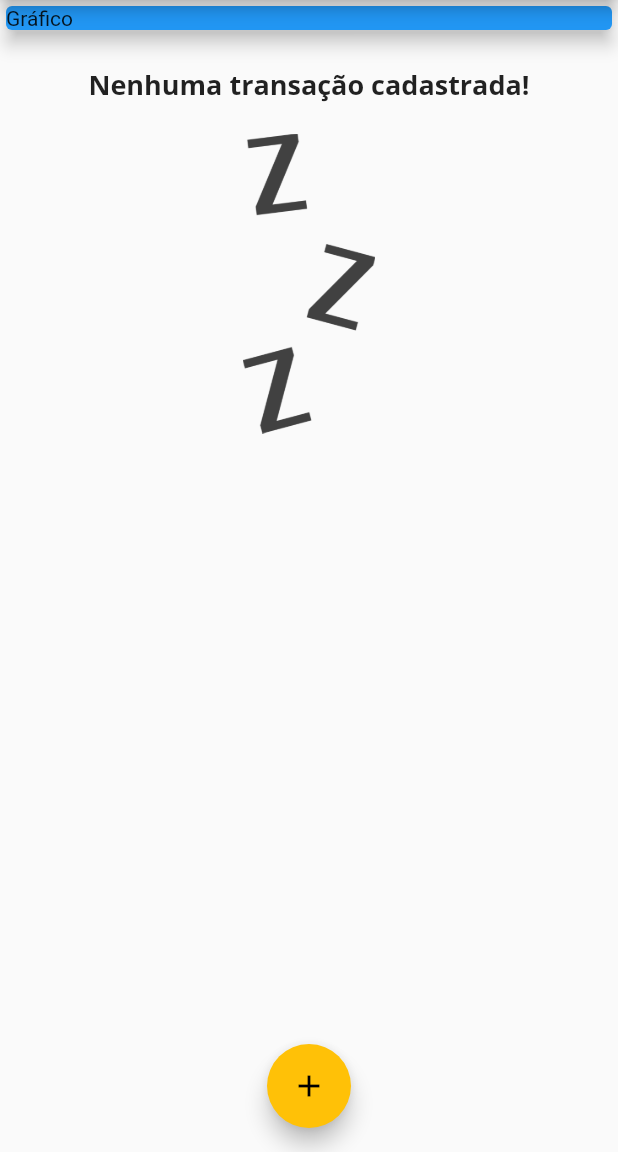
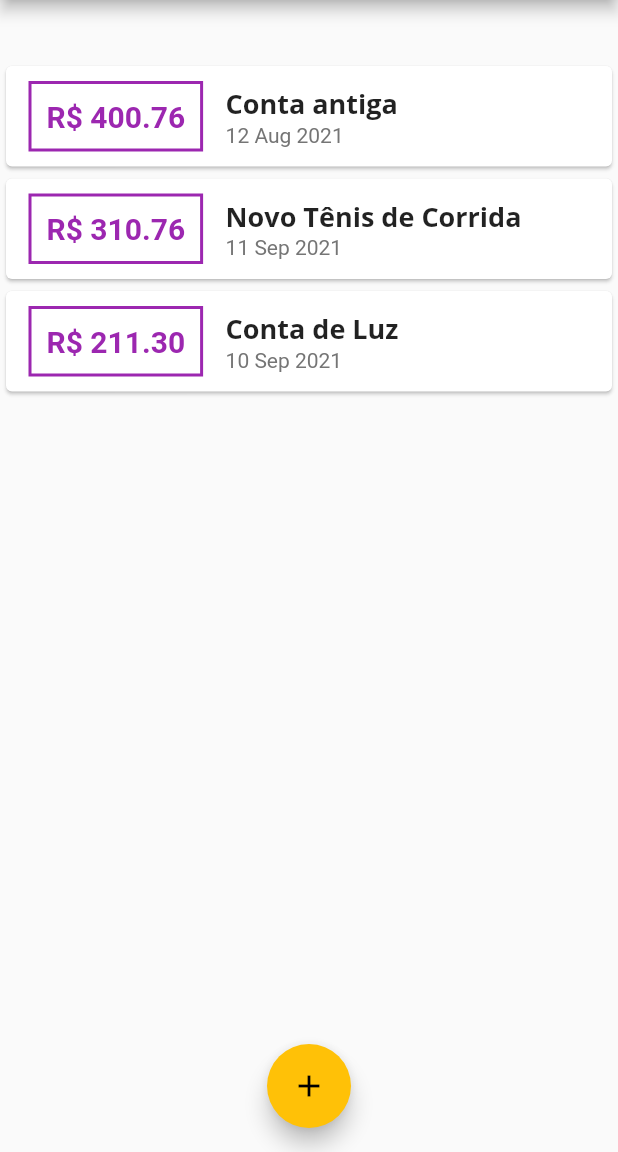
Before and after one commit to EricksonDutra/despesas_pessoais, a Flutter app: the screen it shows after launch, on a phone screen of 412 x 824 dp, the part 84-1236 px from its top. Run offline on Flutter 3.47's test engine with Material 2 defaults, Android fonts, the phone set to English and light mode, and no system bars.

Commit message:
chart I (com erros)

```diff
--- /dev/null
+++ b/lib/components/chart.dart
@@ -0,0 +1,49 @@
+import 'package:expenses/models/transaction.dart';
+import 'package:intl/intl.dart';
+import 'package:flutter/material.dart';
+
+class Chart extends StatelessWidget {
+  final List<Transaction> recentTransaction;
+
+  Chart(this.recentTransaction);
+
+  List<Map<String, Object>> get groupedTransactions {
+    return List.generate(7, (index) {
+      final weedkDay = DateTime.now().subtract(
+        Duration(days: index),
+      );
+
+      double totalSum = 0.0;
+
+      for (var i = 0; i < recentTransaction.length; i++) {
+        bool sameDay = recentTransaction[i].date.day == weedkDay.day;
+        bool sameMonth = recentTransaction[i].date.month == weedkDay.month;
+        bool sameYear = recentTransaction[i].date.year == weedkDay.year;
+
+        if (sameDay && sameMonth && sameYear) {
+          totalSum += recentTransaction[i].value;
+        }
+      }
+
+      print(DateFormat.E().format(weedkDay)[0]);
+      print(totalSum);
+
+      return {
+        'day': DateFormat.E().format(weedkDay)[0],
+        'value': 9.99,
+      };
+    });
+  }
+
+  @override
+  Widget build(BuildContext context) {
+    groupedTransactions;
+    return Card(
+      elevation: 6,
+      margin: EdgeInsets.all(20),
+      child: Row(
+        children: <Widget>[],
+      ),
+    );
+  }
+}
--- a/lib/main.dart
+++ b/lib/main.dart
@@ -1,8 +1,10 @@
+import 'package:expenses/components/chart.dart';
 import 'package:flutter/material.dart';
 
 import 'dart:math';
 import 'components/transaction_form.dart';
 import 'components/transaction_list.dart';
+import 'components/chart.dart';
 import 'models/transaction.dart';
 
 main() => runApp(ExpensesApp());
@@ -39,19 +41,33 @@ class MyHomePage extends StatefulWidget {
 
 class _MyHomePageState extends State<MyHomePage> {
   final List<Transaction> _transactions = [
-    // Transaction(
-    //   id: 't1',
-    //   title: 'Novo Tênis de Corrida',
-    //   value: 310.76,
-    //   date: DateTime.now(),
-    // ),
-    // Transaction(
-    //   id: 't2',
-    //   title: 'Conta de Luz',
-    //   value: 211.30,
-    //   date: DateTime.now(),
-    // ),
+    Transaction(
+      id: 't0',
+      title: 'Conta antiga',
+      value: 400.76,
+      date: DateTime.now().subtract(Duration(days: 33)),
+    ),
+    Transaction(
+      id: 't1',
+      title: 'Novo Tênis de Corrida',
+      value: 310.76,
+      date: DateTime.now().subtract(Duration(days: 3)),
+    ),
+    Transaction(
+      id: 't2',
+      title: 'Conta de Luz',
+      value: 211.30,
+      date: DateTime.now().subtract(Duration(days: 4)),
+    ),
   ];
+
+  List<Transaction> get _recentTransactions {
+    return _transactions.where((tr) {
+      return tr.date.isAfter(DateTime.now().subtract(
+        Duration(days: 7),
+      ));
+    }).toList();
+  }
 
   _addTransaction(String title, double value) {
     final newTransaction = Transaction(
@@ -80,24 +96,20 @@ class _MyHomePageState extends State<MyHomePage> {
   @override
   Widget build(BuildContext context) {
     return Scaffold(
-      appBar: AppBar(title: Text('Despesas Pessoais'), actions: <Widget>[
-        IconButton(
-          icon: Icon(Icons.add),
-          onPressed: () => _openTransactionFormModal(context),
-        )
-      ]),
+      appBar: AppBar(
+        title: Text('Despesas Pessoais'),
+        actions: <Widget>[
+          IconButton(
+            icon: Icon(Icons.add),
+            onPressed: () => _openTransactionFormModal(context),
+          ),
+        ],
+      ),
       body: SingleChildScrollView(
         child: Column(
           crossAxisAlignment: CrossAxisAlignment.stretch,
           children: <Widget>[
-            Container(
-              width: double.infinity,
-              child: Card(
-                color: Colors.blue,
-                child: Text('Gráfico'),
-                elevation: 5,
-              ),
-            ),
+            Chart(_recentTransactions),
             TransactionList(_transactions),
           ],
         ),
```
